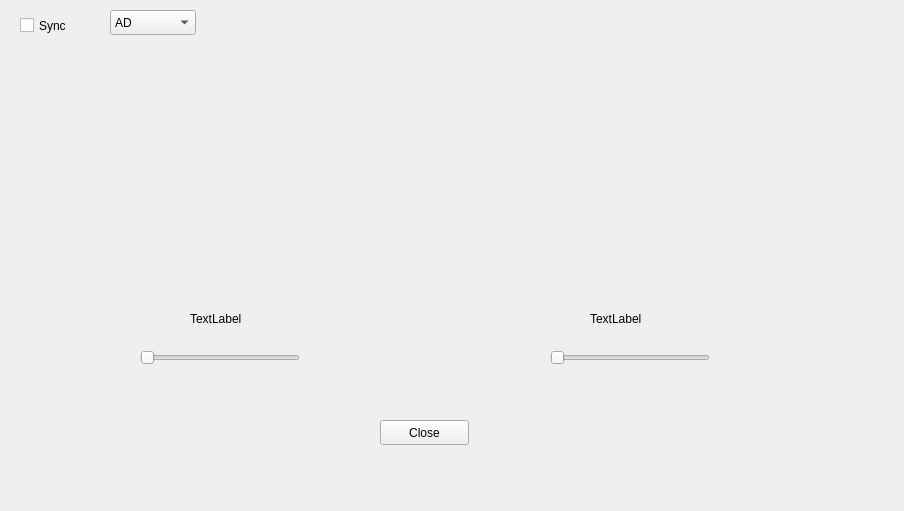
Above: FrontEnd/watcher/watcher.ui from RAGI2023/SatelliteSim before the change. Below: the same form after it.
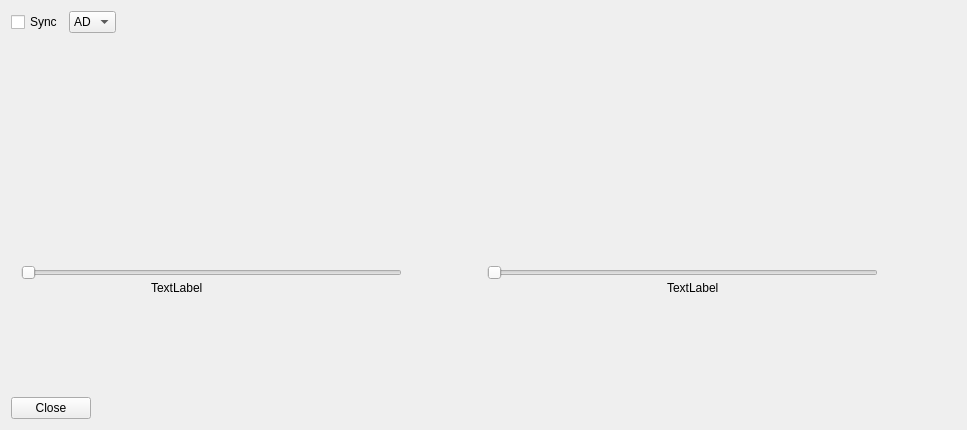
That is the form after the change. The open tabs and pages were chosen to show the change.

What changed in the file:
```diff
--- a/FrontEnd/watcher/watcher.ui
+++ b/FrontEnd/watcher/watcher.ui
@@ -6,128 +6,131 @@
    <rect>
     <x>0</x>
     <y>0</y>
-    <width>904</width>
-    <height>511</height>
+    <width>967</width>
+    <height>430</height>
    </rect>
   </property>
   <property name="windowTitle">
    <string>Watcher</string>
   </property>
-  <widget class="QLabel" name="subtitle1">
-   <property name="geometry">
-    <rect>
-     <x>190</x>
-     <y>310</y>
-     <width>67</width>
-     <height>17</height>
-    </rect>
-   </property>
-   <property name="text">
-    <string>TextLabel</string>
-   </property>
-  </widget>
-  <widget class="QLabel" name="subtitle2">
-   <property name="geometry">
-    <rect>
-     <x>590</x>
-     <y>310</y>
-     <width>67</width>
-     <height>17</height>
-    </rect>
-   </property>
-   <property name="text">
-    <string>TextLabel</string>
-   </property>
-  </widget>
-  <widget class="QSlider" name="subSlider1">
-   <property name="geometry">
-    <rect>
-     <x>140</x>
-     <y>350</y>
-     <width>160</width>
-     <height>16</height>
-    </rect>
-   </property>
-   <property name="orientation">
-    <enum>Qt::Horizontal</enum>
-   </property>
-  </widget>
+  <layout class="QHBoxLayout" name="horizontalLayout_2">
+   <item>
+    <layout class="QGridLayout" name="gridLayout_2" rowstretch="0,10,0,1" columnstretch="1,4">
+     <item row="0" column="0">
+      <layout class="QHBoxLayout" name="horizontalLayout">
+       <item>
   <widget class="QCheckBox" name="SyncCheckBox">
-   <property name="geometry">
-    <rect>
-     <x>20</x>
-     <y>10</y>
-     <width>101</width>
-     <height>31</height>
-    </rect>
-   </property>
    <property name="text">
     <string>Sync</string>
    </property>
   </widget>
-  <widget class="QSlider" name="subSlider2">
-   <property name="geometry">
-    <rect>
-     <x>550</x>
-     <y>350</y>
-     <width>160</width>
-     <height>16</height>
-    </rect>
-   </property>
-   <property name="orientation">
-    <enum>Qt::Horizontal</enum>
-   </property>
-  </widget>
-  <widget class="QPushButton" name="CloseButton">
-   <property name="geometry">
-    <rect>
-     <x>380</x>
-     <y>420</y>
-     <width>89</width>
-     <height>25</height>
-    </rect>
-   </property>
-   <property name="text">
-    <string>Close</string>
-   </property>
-  </widget>
+       </item>
+       <item>
   <widget class="QComboBox" name="watcherSelect">
-   <property name="geometry">
-    <rect>
-     <x>110</x>
-     <y>10</y>
-     <width>86</width>
-     <height>25</height>
-    </rect>
-   </property>
    <item>
     <property name="text">
      <string>AD</string>
     </property>
    </item>
   </widget>
+       </item>
+      </layout>
+     </item>
+     <item row="1" column="0" colspan="2">
+      <layout class="QGridLayout" name="gridLayout">
+       <item row="0" column="3">
+        <widget class="QStackedWidget" name="stackedWidget_2">
+         <widget class="QWidget" name="page">
+          <widget class="QLabel" name="subtitle2">
+           <property name="geometry">
+            <rect>
+             <x>180</x>
+             <y>240</y>
+             <width>67</width>
+             <height>17</height>
+            </rect>
+           </property>
+           <property name="text">
+            <string>TextLabel</string>
+           </property>
+          </widget>
+          <widget class="QWidget" name="">
+           <property name="geometry">
+            <rect>
+             <x>0</x>
+             <y>0</y>
+             <width>391</width>
+             <height>241</height>
+            </rect>
+           </property>
+           <layout class="QVBoxLayout" name="verticalLayout">
+            <item>
+             <widget class="QWidget" name="subplt2" native="true"/>
+            </item>
+            <item>
+             <widget class="QSlider" name="subSlider2">
+              <property name="orientation">
+               <enum>Qt::Horizontal</enum>
+              </property>
+             </widget>
+            </item>
+           </layout>
+          </widget>
+         </widget>
+         <widget class="QWidget" name="page_2">
+          <widget class="QTextEdit" name="text2">
+           <property name="geometry">
+            <rect>
+             <x>10</x>
+             <y>10</y>
+             <width>341</width>
+             <height>231</height>
+            </rect>
+           </property>
+          </widget>
+         </widget>
+        </widget>
+       </item>
+       <item row="0" column="0">
   <widget class="QStackedWidget" name="stackedWidget">
-   <property name="geometry">
-    <rect>
-     <x>40</x>
-     <y>50</y>
-     <width>391</width>
-     <height>241</height>
-    </rect>
-   </property>
    <property name="currentIndex">
     <number>1</number>
    </property>
    <widget class="QWidget" name="plt_page">
-    <widget class="QWidget" name="subplt1" native="true">
+          <widget class="QLabel" name="subtitle1">
      <property name="geometry">
       <rect>
-       <x>-10</x>
-       <y>-10</y>
-       <width>400</width>
-       <height>250</height>
-      </rect>
-     </property>
+             <x>140</x>
+             <y>240</y>
+             <width>67</width>
+             <height>17</height>
+            </rect>
+           </property>
+           <property name="text">
+            <string>TextLabel</string>
+           </property>
+          </widget>
+          <widget class="QWidget" name="">
+           <property name="geometry">
+            <rect>
+             <x>10</x>
+             <y>0</y>
+             <width>381</width>
+             <height>241</height>
+            </rect>
+           </property>
+           <layout class="QVBoxLayout" name="verticalLayout_2">
+            <item>
+             <widget class="QWidget" name="subplt1" native="true"/>
+            </item>
+            <item>
+             <widget class="QSlider" name="subSlider1">
+              <property name="orientation">
+               <enum>Qt::Horizontal</enum>
+              </property>
+             </widget>
+            </item>
+           </layout>
     </widget>
    </widget>
    <widget class="QWidget" name="text_page">
@@ -143,40 +146,25 @@
     </widget>
    </widget>
   </widget>
-  <widget class="QStackedWidget" name="stackedWidget_2">
-   <property name="geometry">
-    <rect>
-     <x>480</x>
-     <y>50</y>
-     <width>351</width>
-     <height>241</height>
-    </rect>
-   </property>
-   <widget class="QWidget" name="page">
-    <widget class="QWidget" name="subplt2" native="true">
-     <property name="geometry">
-      <rect>
-       <x>0</x>
-       <y>0</y>
-       <width>341</width>
-       <height>231</height>
-      </rect>
-     </property>
-    </widget>
-   </widget>
-   <widget class="QWidget" name="page_2">
-    <widget class="QTextEdit" name="text2">
-     <property name="geometry">
-      <rect>
-       <x>10</x>
-       <y>10</y>
-       <width>341</width>
-       <height>231</height>
-      </rect>
-     </property>
-    </widget>
-   </widget>
-  </widget>
+       </item>
+      </layout>
+     </item>
+     <item row="3" column="0">
+      <widget class="QPushButton" name="CloseButton">
+       <property name="sizePolicy">
+        <sizepolicy hsizetype="Fixed" vsizetype="Fixed">
+         <horstretch>0</horstretch>
+         <verstretch>0</verstretch>
+        </sizepolicy>
+       </property>
+       <property name="text">
+        <string>Close</string>
+       </property>
+      </widget>
+     </item>
+    </layout>
+   </item>
+  </layout>
  </widget>
  <resources/>
  <connections>
```
Left out of the diff: 2 changed lines with no effect on the pictures. Lines whose indentation alone changed are shown as unchanged.
